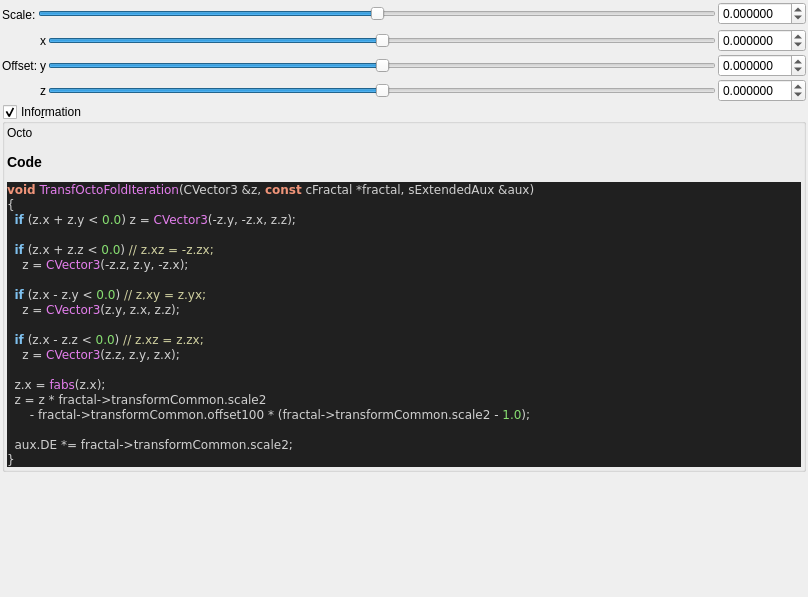
First picture: the form in mandelbulber2/qt_data/fractal_transf_octo_fold.ui, repository buddhi1980/mandelbulber2, before the edit.
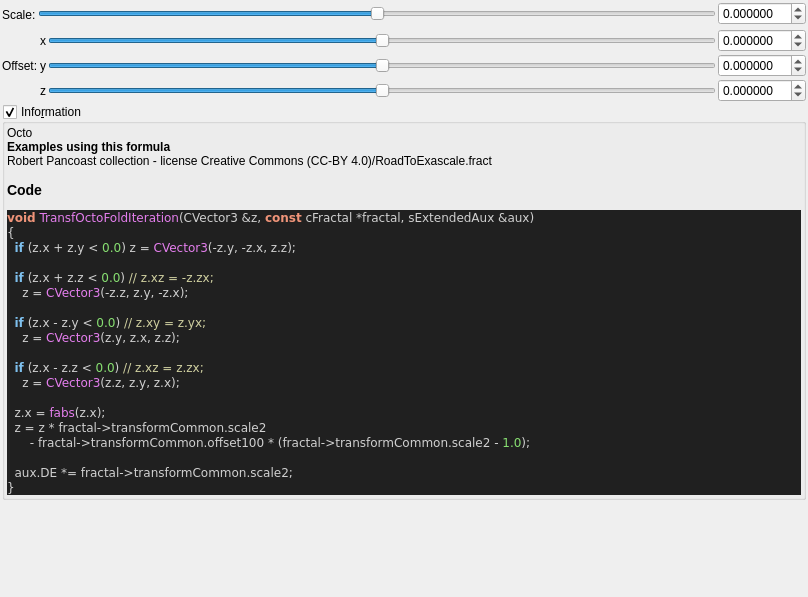
Second picture: the form after the edit. Custom widgets are drawn as their Qt base class.

Commit message: formula ui cleanup with populateUiInformation.php

Diff of the .ui file:
```diff
--- a/mandelbulber2/qt_data/fractal_transf_octo_fold.ui
+++ b/mandelbulber2/qt_data/fractal_transf_octo_fold.ui
@@ -313,7 +313,7 @@
         <property name="text">
          <string notr="true">&lt;p&gt;Octo&lt;/p&gt;&lt;table&gt;
 &lt;/table&gt;
-&lt;h3&gt;Code&lt;/h3&gt;
+&lt;br&gt;&lt;b&gt;Examples using this formula&lt;/b&gt;&lt;br&gt;Robert Pancoast collection - license Creative Commons (CC-BY 4.0)/RoadToExascale.fract&lt;h3&gt;Code&lt;/h3&gt;
 &lt;body style=&quot;background-color:#202020&quot;&gt;
 &lt;pre style=&quot;color:#d0d0d0; background-color:#202020;  font-family:'Courier New',monospace;&quot;&gt;&lt;span style=&quot;color:#f09479; font-weight:bold&quot;&gt;void&lt;/span&gt; &lt;span style=&quot;color:#e47eed&quot;&gt;TransfOctoFoldIteration&lt;/span&gt;&lt;span style=&quot;color:#d0d0d0&quot;&gt;(&lt;/span&gt;CVector3 &lt;span style=&quot;color:#d0d0d0&quot;&gt;&amp;amp;&lt;/span&gt;z&lt;span style=&quot;color:#d0d0d0&quot;&gt;,&lt;/span&gt; &lt;span style=&quot;color:#f09479; font-weight:bold&quot;&gt;const&lt;/span&gt; cFractal &lt;span style=&quot;color:#d0d0d0&quot;&gt;*&lt;/span&gt;fractal&lt;span style=&quot;color:#d0d0d0&quot;&gt;,&lt;/span&gt; sExtendedAux &lt;span style=&quot;color:#d0d0d0&quot;&gt;&amp;amp;&lt;/span&gt;aux&lt;span style=&quot;color:#d0d0d0&quot;&gt;)&lt;/span&gt;
 &lt;span style=&quot;color:#d0d0d0&quot;&gt;{&lt;/span&gt;
```
The commit also changes 23 other files.
